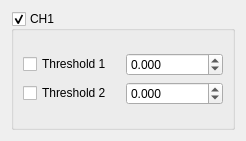
qtplatz/qtplatz, file contrib/agilent/libs/ap240w/findslopeform.ui: the form before one commit.
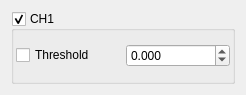
The form after the commit.

```diff
--- a/contrib/agilent/libs/ap240w/findslopeform.ui
+++ b/contrib/agilent/libs/ap240w/findslopeform.ui
@@ -7,7 +7,7 @@
     <x>0</x>
     <y>0</y>
     <width>246</width>
-    <height>141</height>
+    <height>95</height>
    </rect>
   </property>
   <property name="windowTitle">
@@ -25,12 +25,24 @@
         <bool>true</bool>
        </property>
        <layout class="QGridLayout" name="gridLayout_3">
+        <property name="leftMargin">
+         <number>2</number>
+        </property>
+        <property name="topMargin">
+         <number>2</number>
+        </property>
+        <property name="rightMargin">
+         <number>2</number>
+        </property>
+        <property name="bottomMargin">
+         <number>2</number>
+        </property>
         <item row="0" column="0">
          <layout class="QGridLayout" name="gridLayout">
           <item row="0" column="0">
            <widget class="QCheckBox" name="checkBox">
             <property name="text">
-             <string>Threshold 1</string>
+             <string>Threshold</string>
             </property>
            </widget>
           </item>
@@ -50,29 +62,6 @@
             </property>
            </widget>
           </item>
-          <item row="1" column="0">
-           <widget class="QCheckBox" name="checkBox_2">
-            <property name="text">
-             <string>Threshold 2</string>
-            </property>
-           </widget>
-          </item>
-          <item row="1" column="1">
-           <widget class="QDoubleSpinBox" name="doubleSpinBox_2">
-            <property name="decimals">
-             <number>3</number>
-            </property>
-            <property name="minimum">
-             <double>-5.000000000000000</double>
-            </property>
-            <property name="maximum">
-             <double>5.000000000000000</double>
-            </property>
-            <property name="singleStep">
-             <double>0.001000000000000</double>
-            </property>
-           </widget>
-          </item>
          </layout>
         </item>
        </layout>
```
